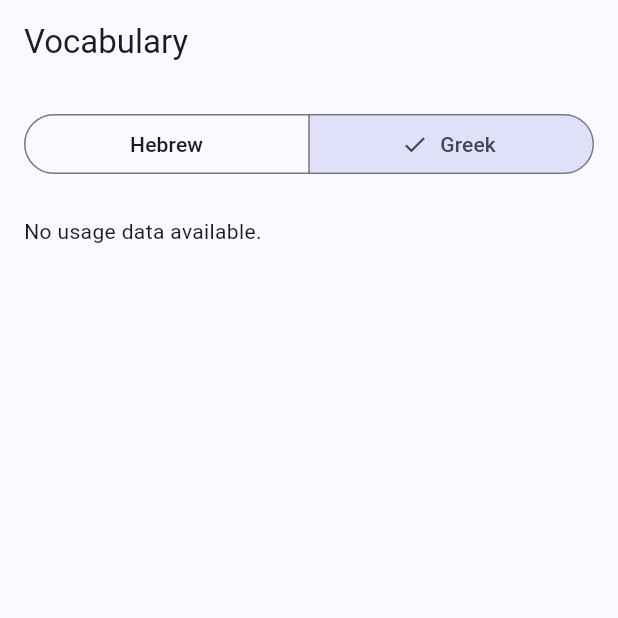
After one commit to cYoren/Aleph, a Flutter app: the VocabularyScreen screen opened by its route, after a tap on "Greek", on a phone screen of 412 x 824 dp, the top half of it. The commit adds this screen. Run offline on Flutter 3.47's test engine with Material 3 defaults, Android fonts, the phone set to English and light mode, and no system bars; our stand-ins replace flutter_riverpod, go_router, share_plus, shared_preferences, sqflite; accounts and stored records are empty.

Commit message:
Add frequency-ordered vocabulary decks with SRS review queue
New /vocabulary screen from the home quick-access card: words due for
review, plus the 100 most frequent Hebrew/Greek words with mastery
rings, transliteration, gloss, frequency, and a text-coverage stat
("these words cover N% of the text"). Tapping a word opens the existing
SRS micro-quiz (ROADMAP 2.1).

```diff
--- a/lib/app/router.dart
+++ b/lib/app/router.dart
@@ -11,6 +11,7 @@ import '../features/onboarding/language_selection_screen.dart';
 import '../features/onboarding/onboarding_screen.dart';
 import '../features/startup/startup_gate_screen.dart';
 import '../features/export/export_composer_screen.dart';
+import '../features/vocabulary/vocabulary_screen.dart';
 import '../features/word_study/word_study_screen.dart';
 import '../shared/widgets/app_scaffold.dart';
 import '../data/models/verse.dart';
@@ -96,6 +97,11 @@ final router = GoRouter(
           isOT: isOT,
         );
       },
+    ),
+    // Full-screen modal for vocabulary decks + SRS review
+    GoRoute(
+      path: '/vocabulary',
+      builder: (context, state) => const VocabularyScreen(),
     ),
     // Full-screen modal for word study (concordance)
     GoRoute(
--- a/lib/data/database/daos/bible_dao.dart
+++ b/lib/data/database/daos/bible_dao.dart
@@ -494,6 +494,52 @@ class BibleDAO {
     return result;
   }
 
+  /// Most frequent Strong's-keyed words for one language ('heb' or 'grc'),
+  /// for the frequency-ordered vocabulary deck.
+  Future<List<Map<String, dynamic>>> getTopFrequencyWords({
+    required String language,
+    int limit = 100,
+  }) async {
+    try {
+      final db = await _dbHelper.database;
+      return await db.rawQuery(
+        '''
+        SELECT w.strongs AS key, COUNT(*) AS c
+        FROM words w
+        WHERE w.language = ? AND w.strongs IS NOT NULL AND w.strongs != ''
+        GROUP BY w.strongs
+        ORDER BY c DESC
+        LIMIT ?
+        ''',
+        [language, limit],
+      );
+    } catch (e) {
+      if (kDebugMode) {
+        debugPrint('BibleDAO top frequency error: $e');
+      }
+      return [];
+    }
+  }
+
+  /// Total token count for one language, for vocabulary coverage stats.
+  Future<int> getTotalWordCount(String language) async {
+    try {
+      final db = await _dbHelper.database;
+      final rows = await db.rawQuery(
+        'SELECT COUNT(*) AS c FROM words WHERE language = ?',
+        [language],
+      );
+      if (rows.isNotEmpty) {
+        return (rows.first['c'] as num?)?.toInt() ?? 0;
+      }
+    } catch (e) {
+      if (kDebugMode) {
+        debugPrint('BibleDAO total word count error: $e');
+      }
+    }
+    return 0;
+  }
+
   /// All verses containing a word (by Strong's id or lemma), in canonical
   /// order. [limit] caps the result for very frequent words (particles,
   /// conjunctions) that appear tens of thousands of times.
--- /dev/null
+++ b/lib/features/vocabulary/vocabulary_provider.dart
@@ -0,0 +1,109 @@
+import 'package:flutter_riverpod/flutter_riverpod.dart';
+
+import '../../data/models/lexicon_entry.dart';
+import '../../data/models/srs_progress.dart';
+import '../../providers/database_provider.dart';
+
+/// One row of the vocabulary deck: a word with its whole-Bible frequency,
+/// lexicon entry, and the user's SRS progress (if any).
+class VocabularyDeckItem {
+  final String lexiconKey;
+  final int frequency;
+  final LexiconEntry? entry;
+  final SrsProgress? progress;
+  final bool isHebrew;
+
+  const VocabularyDeckItem({
+    required this.lexiconKey,
+    required this.frequency,
+    required this.entry,
+    required this.progress,
+    required this.isHebrew,
+  });
+}
+
+class VocabularyDeck {
+  final List<VocabularyDeckItem> items;
+
+  /// Fraction of all tokens in this language covered by the deck's words.
+  final double coverage;
+
+  const VocabularyDeck({required this.items, required this.coverage});
+}
+
+/// Frequency-ordered deck for one language ('heb' or 'grc'): the most common
+/// words first — the fastest route to reading fluency.
+final vocabularyDeckProvider = FutureProvider.family<VocabularyDeck, String>((
+  ref,
+  language,
+) async {
+  final dao = ref.watch(bibleDaoProvider);
+  final srsDao = ref.watch(srsDaoProvider);
+  final isHebrew = language == 'heb';
+
+  final rows = await dao.getTopFrequencyWords(language: language, limit: 100);
+  final keys = rows
+      .map((r) => r['key']?.toString() ?? '')
+      .where((k) => k.isNotEmpty)
+      .toList();
+  if (keys.isEmpty) {
+    return const VocabularyDeck(items: [], coverage: 0);
+  }
+
+  final lexicon = await dao.getLexiconEntriesForStrongs(keys);
+  final progress = await srsDao.getProgressForIds(keys);
+  final totalTokens = await dao.getTotalWordCount(language);
+
+  var coveredTokens = 0;
+  final items = <VocabularyDeckItem>[];
+  for (final row in rows) {
+    final key = row['key']?.toString() ?? '';
+    if (key.isEmpty) continue;
+    final frequency = (row['c'] as num?)?.toInt() ?? 0;
+    coveredTokens += frequency;
+    items.add(
+      VocabularyDeckItem(
+        lexiconKey: key,
+        frequency: frequency,
+        entry: lexicon[key],
+        progress: progress[key],
+        isHebrew: isHebrew,
+      ),
+    );
+  }
+
+  return VocabularyDeck(
+    items: items,
+    coverage: totalTokens > 0 ? coveredTokens / totalTokens : 0,
+  );
+});
+
+/// Words due for SRS review right now, with their lexicon entries.
+final dueVocabularyProvider =
+    FutureProvider<List<VocabularyDeckItem>>((ref) async {
+      final dao = ref.watch(bibleDaoProvider);
+      final srsDao = ref.watch(srsDaoProvider);
+
+      final due = await srsDao.getWordsDueForReview();
+      if (due.isEmpty) return const [];
+
+      final keys = due.map((p) => p.strongsId).toList();
+      final lexicon = await dao.getLexiconEntriesForStrongs(keys);
+      final frequencies = await dao.getFrequenciesForLexiconKeys(keys);
+
+      return due.map((p) {
+        final entry = lexicon[p.strongsId];
+        final isHebrew = p.strongsId.startsWith('H')
+            ? true
+            : p.strongsId.startsWith('G')
+            ? false
+            : entry?.language == 'heb';
+        return VocabularyDeckItem(
+          lexiconKey: p.strongsId,
+          frequency: frequencies[p.strongsId] ?? 0,
+          entry: entry,
+          progress: p,
+          isHebrew: isHebrew,
+        );
+      }).toList();
+    });
--- /dev/null
+++ b/lib/features/vocabulary/vocabulary_screen.dart
@@ -0,0 +1,231 @@
+import 'package:flutter/material.dart';
+import 'package:flutter_riverpod/flutter_riverpod.dart';
+
+import '../../data/models/word.dart';
+import '../../l10n/generated/app_localizations.dart';
+import '../reading/widgets/srs_micro_quiz_sheet.dart';
+import 'vocabulary_provider.dart';
+
+/// Frequency-ordered vocabulary decks plus the SRS review queue.
+/// The most common words unlock the largest share of the text — the deck
+/// header shows exactly how much.
+class VocabularyScreen extends ConsumerStatefulWidget {
+  const VocabularyScreen({super.key});
+
+  @override
+  ConsumerState<VocabularyScreen> createState() => _VocabularyScreenState();
+}
+
+class _VocabularyScreenState extends ConsumerState<VocabularyScreen> {
+  String _language = 'heb';
+
+  @override
+  Widget build(BuildContext context) {
+    final l10n = AppLocalizations.of(context)!;
+    final colorScheme = Theme.of(context).colorScheme;
+    final deckAsync = ref.watch(vocabularyDeckProvider(_language));
+    final dueAsync = ref.watch(dueVocabularyProvider);
+
+    return Scaffold(
+      appBar: AppBar(title: Text(l10n.vocabularyTitle)),
+      body: ListView(
+        padding: const EdgeInsets.symmetric(vertical: 8),
+        children: [
+          // Due for review
+          ...dueAsync.when(
+            loading: () => const [SizedBox.shrink()],
+            error: (err, stack) => const [SizedBox.shrink()],
+            data: (due) => due.isEmpty
+                ? const [SizedBox.shrink()]
+                : [
+                    _sectionHeader(
+                      l10n.dueForReviewSection,
+                      colorScheme,
+                      count: due.length,
+                    ),
+                    ...due.map((item) => _buildItemTile(item, colorScheme)),
+                    const Divider(),
+                  ],
+          ),
+
+          // Language selector for the frequency deck
+          Padding(
+            padding: const EdgeInsets.symmetric(horizontal: 16, vertical: 8),
+            child: SegmentedButton<String>(
+              segments: [
+                ButtonSegment(value: 'heb', label: Text(l10n.hebrewLabel)),
+                ButtonSegment(value: 'grc', label: Text(l10n.greekLabel)),
+              ],
+              selected: {_language},
+              onSelectionChanged: (selection) {
+                setState(() => _language = selection.first);
+              },
+            ),
+          ),
+
+          // Frequency deck
+          deckAsync.when(
+            loading: () => const Padding(
+              padding: EdgeInsets.all(32),
+              child: Center(child: CircularProgressIndicator()),
+            ),
+            error: (err, stack) => Padding(
+              padding: const EdgeInsets.all(16),
+              child: Text('${l10n.error}: $err'),
+            ),
+            data: (deck) {
+              if (deck.items.isEmpty) {
+                return Padding(
+                  padding: const EdgeInsets.all(16),
+                  child: Text(l10n.noUsageDataAvailable),
+                );
+              }
+              final percent = (deck.coverage * 100).toStringAsFixed(0);
+              return Column(
+                crossAxisAlignment: CrossAxisAlignment.start,
+                children: [
+                  _sectionHeader(l10n.mostFrequentSection, colorScheme),
+                  Padding(
+                    padding: const EdgeInsets.fromLTRB(16, 0, 16, 8),
+                    child: Text(
+                      l10n.vocabularyCoverage(percent),
+                      style: TextStyle(
+                        fontSize: 13,
+                        color: colorScheme.onSurfaceVariant,
+                      ),
+                    ),
+                  ),
+                  ...deck.items.map(
+                    (item) => _buildItemTile(item, colorScheme),
+                  ),
+                ],
+              );
+            },
+          ),
+        ],
+      ),
+    );
+  }
+
+  Widget _sectionHeader(
+    String title,
+    ColorScheme colorScheme, {
+    int? count,
+  }) {
+    return Padding(
+      padding: const EdgeInsets.fromLTRB(16, 12, 16, 8),
+      child: Text(
+        count != null ? '$title ($count)' : title,
+        style: TextStyle(
+          fontSize: 13,
+          fontWeight: FontWeight.bold,
+          letterSpacing: 0.5,
+          color: colorScheme.primary,
+        ),
+      ),
+    );
+  }
+
+  Widget _buildItemTile(VocabularyDeckItem item, ColorScheme colorScheme) {
+    final entry = item.entry;
+    final mastery = item.progress?.masteryScore ?? 0.0;
+    final lemma = entry?.lemma ?? item.lexiconKey;
+    final transliteration = entry?.transliteration;
+
+    return ListTile(
+      onTap: () => _openQuiz(item),
+      leading: SizedBox(
+        width: 36,
+        height: 36,
+        child: Stack(
+          alignment: Alignment.center,
+          children: [
+            CircularProgressIndicator(
+              value: mastery,
+              strokeWidth: 3,
+              backgroundColor: colorScheme.surfaceContainerHighest,
+              color: colorScheme.primary,
+            ),
+            Text(
+              '${(mastery * 100).round()}',
+              style: TextStyle(
+                fontSize: 10,
+                fontWeight: FontWeight.bold,
+                color: colorScheme.onSurfaceVariant,
+              ),
+            ),
+          ],
+        ),
+      ),
+      title: Row(
+        children: [
+          Text(
+            lemma,
+            style: TextStyle(
+              fontSize: 20,
+              fontFamily: item.isHebrew ? 'EzraSIL' : 'Gentium',
+              color: colorScheme.onSurface,
+            ),
+          ),
+          if (transliteration != null && transliteration.isNotEmpty) ...[
+            const SizedBox(width: 8),
+            Expanded(
+              child: Text(
+                transliteration,
+                overflow: TextOverflow.ellipsis,
+                style: TextStyle(
+                  fontSize: 13,
+                  fontStyle: FontStyle.italic,
+                  color: colorScheme.onSurfaceVariant,
+                ),
+              ),
+            ),
+          ],
+        ],
+      ),
+      subtitle: entry?.gloss != null
+          ? Text(
+              entry!.gloss!,
+              maxLines: 1,
+              overflow: TextOverflow.ellipsis,
+            )
+          : null,
+      trailing: item.frequency > 0
+          ? Text(
+              '×${item.frequency}',
+              style: TextStyle(
+                fontSize: 12,
+                fontWeight: FontWeight.w600,
+                color: colorScheme.onSurfaceVariant,
+              ),
+            )
+          : null,
+    );
+  }
+
+  Future<void> _openQuiz(VocabularyDeckItem item) async {
+    final entry = item.entry;
+    final pseudoWord = Word(
+      id: -1,
+      verseId: '',
+      position: 0,
+      displayText: entry?.lemma ?? item.lexiconKey,
+      lemma: entry?.lemma,
+      strongs: item.lexiconKey.startsWith('H') || item.lexiconKey.startsWith('G')
+          ? item.lexiconKey
+          : null,
+      language: item.isHebrew ? 'heb' : 'grc',
+    );
+
+    await SrsMicroQuizSheet.show(
+      context,
+      originalWord: pseudoWord,
+      englishWord: entry?.gloss ?? '',
+      isOT: item.isHebrew,
+    );
+
+    // Refresh mastery/due state after the review
+    ref.invalidate(dueVocabularyProvider);
+    ref.invalidate(vocabularyDeckProvider(_language));
+  }
+}
--- a/lib/l10n/app_de.arb
+++ b/lib/l10n/app_de.arb
@@ -180,5 +180,9 @@
   "missingWordStudyRouteData": "Für diesen Bildschirm wurden keine Wortdaten übergeben.",
   "syntaxTreeHeuristicNotice": "Grammatische Skizze auf Basis von Wortstellungs-Heuristiken — keine verifizierten Syntaxdaten.",
   "readerMode": "Lesemodus",
-  "readerModeDesc": "Zeigt beim Lesen eine kleine Übersetzung unter seltenen Wörtern. Gemeisterte Wörter erscheinen ohne Hilfe."
+  "readerModeDesc": "Zeigt beim Lesen eine kleine Übersetzung unter seltenen Wörtern. Gemeisterte Wörter erscheinen ohne Hilfe.",
+  "vocabularyTitle": "Vokabeln",
+  "dueForReviewSection": "Zur Wiederholung fällig",
+  "mostFrequentSection": "Häufigste Wörter",
+  "vocabularyCoverage": "Diese Wörter decken {percent}% des Textes ab — lerne sie zuerst."
 }
--- a/lib/l10n/app_es.arb
+++ b/lib/l10n/app_es.arb
@@ -180,5 +180,9 @@
   "missingWordStudyRouteData": "No se proporcionaron datos de la palabra para esta pantalla.",
   "syntaxTreeHeuristicNotice": "Esbozo gramatical basado en heurísticas del orden de palabras — no son datos sintácticos verificados.",
   "readerMode": "Modo lector",
-  "readerModeDesc": "Muestra una pequeña traducción bajo las palabras raras mientras lees. Las palabras dominadas aparecen sin ayuda."
+  "readerModeDesc": "Muestra una pequeña traducción bajo las palabras raras mientras lees. Las palabras dominadas aparecen sin ayuda.",
+  "vocabularyTitle": "Vocabulario",
+  "dueForReviewSection": "Para repasar",
+  "mostFrequentSection": "Palabras más frecuentes",
+  "vocabularyCoverage": "Estas palabras cubren el {percent}% del texto — apréndelas primero."
 }
--- a/lib/l10n/app_fr.arb
+++ b/lib/l10n/app_fr.arb
@@ -180,5 +180,9 @@
   "missingWordStudyRouteData": "Aucune donnée de mot n'a été fournie pour cet écran.",
   "syntaxTreeHeuristicNotice": "Esquisse grammaticale fondée sur des heuristiques d'ordre des mots — pas de données syntaxiques vérifiées.",
   "readerMode": "Mode lecteur",
-  "readerModeDesc": "Affiche une petite traduction sous les mots rares pendant la lecture. Les mots maîtrisés apparaissent sans aide."
+  "readerModeDesc": "Affiche une petite traduction sous les mots rares pendant la lecture. Les mots maîtrisés apparaissent sans aide.",
+  "vocabularyTitle": "Vocabulaire",
+  "dueForReviewSection": "À réviser",
+  "mostFrequentSection": "Mots les plus fréquents",
+  "vocabularyCoverage": "Ces mots couvrent {percent}% du texte — apprenez-les en premier."
 }
--- a/lib/l10n/app_ko.arb
+++ b/lib/l10n/app_ko.arb
@@ -180,5 +180,9 @@
   "missingWordStudyRouteData": "이 화면에 필요한 단어 데이터가 제공되지 않았습니다.",
   "syntaxTreeHeuristicNotice": "어순 휴리스틱에 기반한 문법 스케치이며, 검증된 구문 데이터가 아닙니다.",
   "readerMode": "리더 모드",
-  "readerModeDesc": "읽는 동안 드문 단어 아래에 짧은 번역을 표시합니다. 익힌 단어는 도움말 없이 표시됩니다."
+  "readerModeDesc": "읽는 동안 드문 단어 아래에 짧은 번역을 표시합니다. 익힌 단어는 도움말 없이 표시됩니다.",
+  "vocabularyTitle": "어휘",
+  "dueForReviewSection": "복습할 단어",
+  "mostFrequentSection": "가장 자주 나오는 단어",
+  "vocabularyCoverage": "이 단어들은 본문의 {percent}%를 차지합니다 — 먼저 학습하세요."
 }
--- a/lib/l10n/app_pt.arb
+++ b/lib/l10n/app_pt.arb
@@ -180,5 +180,9 @@
   "missingWordStudyRouteData": "Nenhum dado da palavra foi fornecido para esta tela.",
   "syntaxTreeHeuristicNotice": "Esboço gramatical baseado em heurísticas de ordem das palavras — não são dados sintáticos verificados.",
   "readerMode": "Modo leitor",
-  "readerModeDesc": "Mostra uma pequena tradução sob palavras raras durante a leitura. Palavras dominadas aparecem sem ajuda."
+  "readerModeDesc": "Mostra uma pequena tradução sob palavras raras durante a leitura. Palavras dominadas aparecem sem ajuda.",
+  "vocabularyTitle": "Vocabulário",
+  "dueForReviewSection": "Para revisar",
+  "mostFrequentSection": "Palavras mais frequentes",
+  "vocabularyCoverage": "Estas palavras cobrem {percent}% do texto — aprenda-as primeiro."
 }
--- a/lib/l10n/app_ru.arb
+++ b/lib/l10n/app_ru.arb
@@ -180,5 +180,9 @@
   "missingWordStudyRouteData": "Данные слова для этого экрана не были переданы.",
   "syntaxTreeHeuristicNotice": "Грамматический набросок на основе эвристик порядка слов — это не выверенные синтаксические данные.",
   "readerMode": "Режим читателя",
-  "readerModeDesc": "Показывает небольшой перевод под редкими словами при чтении. Освоенные слова отображаются без подсказки."
+  "readerModeDesc": "Показывает небольшой перевод под редкими словами при чтении. Освоенные слова отображаются без подсказки.",
+  "vocabularyTitle": "Словарный запас",
+  "dueForReviewSection": "Пора повторить",
+  "mostFrequentSection": "Самые частые слова",
+  "vocabularyCoverage": "Эти слова покрывают {percent}% текста — учите их в первую очередь."
 }
--- a/lib/l10n/app_zh.arb
+++ b/lib/l10n/app_zh.arb
@@ -180,5 +180,9 @@
   "missingWordStudyRouteData": "未提供该页面所需的词语数据。",
   "syntaxTreeHeuristicNotice": "基于词序启发式规则的语法示意图，并非经过校验的句法数据。",
   "readerMode": "读者模式",
-  "readerModeDesc": "阅读时在罕见词语下方显示简短翻译。已掌握的词语不再显示提示。"
+  "readerModeDesc": "阅读时在罕见词语下方显示简短翻译。已掌握的词语不再显示提示。",
+  "vocabularyTitle": "词汇",
+  "dueForReviewSection": "待复习",
+  "mostFrequentSection": "最常见词语",
+  "vocabularyCoverage": "这些词语覆盖了 {percent}% 的经文——请优先学习。"
 }
```
Also changed, not shown: lib/features/home/home_screen.dart (+10 -0 lines), lib/l10n/app_en.arb (+12 -1 lines), lib/l10n/generated/app_localizations.dart, lib/l10n/generated/app_localizations_de.dart, lib/l10n/generated/app_localizations_en.dart, lib/l10n/generated/app_localizations_es.dart, lib/l10n/generated/app_localizations_fr.dart, lib/l10n/generated/app_localizations_ko.dart, lib/l10n/generated/app_localizations_pt.dart, lib/l10n/generated/app_localizations_ru.dart, lib/l10n/generated/app_localizations_zh.dart.
